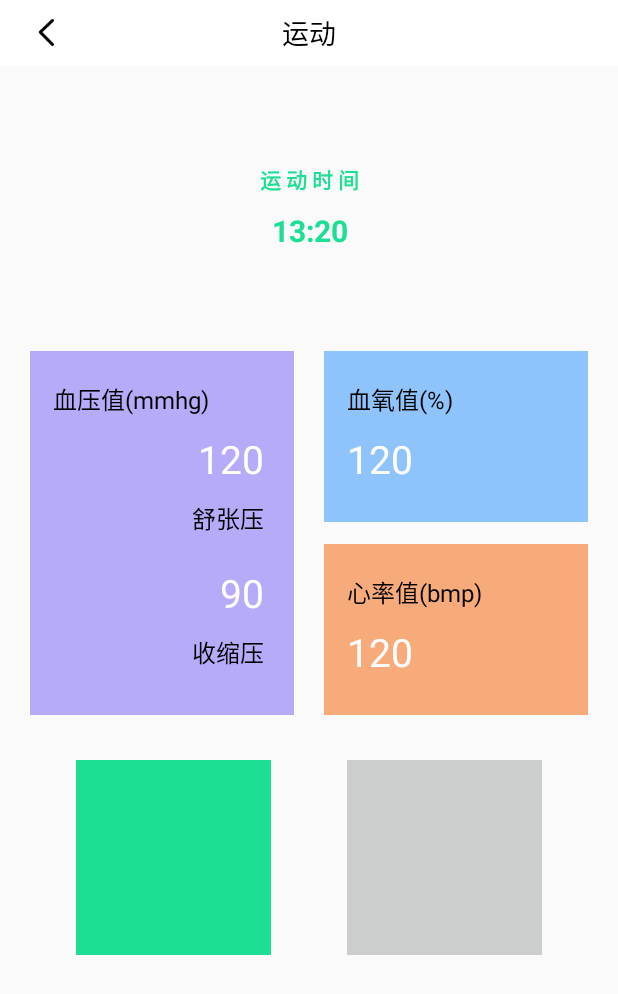
After one commit to xingqinggele/RehabilitationApplication, an Android app: the GoSportsActivity screen opened directly, with no data from a screen before it, on a phone screen of 412 x 824 dp. The commit adds this screen. Shown: the top 994 px of the screen. Run offline under Robolectric (Android 15) with nearby library versions, the phone set to English and light mode, and no system bars; libraries missing offline, so code that uses them is left out: com.gyf.barlibrary, com.lwj.widget; 3 statements that could not run were skipped.

Commit message:
补齐剩余页面--欠 树形图

```diff
--- a/app/src/main/AndroidManifest.xml
+++ b/app/src/main/AndroidManifest.xml
@@ -10,7 +10,7 @@
         android:roundIcon="@mipmap/ic_launcher_round"
         android:supportsRtl="true"
         android:theme="@style/AppTheme">
-        <activity android:name=".activity.SportsIntroductionActivity">
+        <activity android:name=".MainActivity">
             <intent-filter>
                 <action android:name="android.intent.action.MAIN" />
 
@@ -20,6 +20,7 @@
 <!--        知识详情-->
         <activity android:name=".activity.KnowledgeDetailActivity" />
         <activity android:name=".activity.BloodOxygenActivity" />
+        <activity android:name=".activity.GoSportsActivity" />
     </application>
 
 </manifest>
--- /dev/null
+++ b/app/src/main/java/com/example/rehabilitationapplication/persenter/GoSportsPresenter.java
@@ -0,0 +1,14 @@
+package com.example.rehabilitationapplication.persenter;
+
+import com.example.rehabilitationapplication.view.BloodOxygenView;
+import com.example.rehabilitationapplication.view.GoSportsView;
+
+/**
+ * 作者: qgl
+ * 创建日期：2023/12/27
+ * 描述:主页P
+ */
+public class GoSportsPresenter<T extends GoSportsView> extends BasePresenter{
+
+
+}
--- /dev/null
+++ b/app/src/main/java/com/example/rehabilitationapplication/view/GoSportsView.java
@@ -0,0 +1,9 @@
+package com.example.rehabilitationapplication.view;
+
+/**
+ * 作者: qgl
+ * 创建日期：2023/12/27
+ * 描述:主页V
+ */
+public interface GoSportsView extends IBaseView{
+}
--- /dev/null
+++ b/app/src/main/res/drawable/dialog_background_no_padding.xml
@@ -0,0 +1,6 @@
+<?xml version="1.0" encoding="utf-8"?>
+<shape xmlns:android="http://schemas.android.com/apk/res/android"
+    android:shape="rectangle">
+    <solid android:color="@color/white"/>
+    <corners android:radius="10dp"/>
+</shape>
--- /dev/null
+++ b/app/src/main/res/drawable/dialog_bottom_confirm_btn.xml
@@ -0,0 +1,5 @@
+<?xml version="1.0" encoding="utf-8"?>
+<selector xmlns:android="http://schemas.android.com/apk/res/android">
+    <item android:state_pressed="false" android:drawable="@drawable/dialog_bottom_circle_lr"/>
+    <item android:state_pressed="true" android:drawable="@drawable/dialog_bottom_circle_lr_dark"/>
+</selector>
--- /dev/null
+++ b/app/src/main/res/layout/go_sports_activity.xml
@@ -0,0 +1,247 @@
+<?xml version="1.0" encoding="utf-8"?>
+<LinearLayout xmlns:android="http://schemas.android.com/apk/res/android"
+    android:layout_width="match_parent"
+    android:layout_height="match_parent"
+    xmlns:app="http://schemas.android.com/apk/res-auto"
+    android:orientation="vertical">
+
+    <RelativeLayout
+        android:id="@+id/team_query_relative"
+        android:layout_width="match_parent"
+        android:layout_height="44dp"
+        android:background="@color/white">
+
+        <LinearLayout
+            android:id="@+id/iv_back"
+            android:layout_width="wrap_content"
+            android:layout_height="match_parent">
+
+            <ImageView
+                android:layout_width="wrap_content"
+                android:layout_height="wrap_content"
+                android:layout_gravity="center"
+                android:layout_marginLeft="20dp"
+                android:layout_marginRight="25dp"
+                android:padding="5dp"
+                android:src="@mipmap/right_black_return_iv" />
+
+        </LinearLayout>
+
+
+        <TextView
+            android:layout_width="wrap_content"
+            android:layout_height="wrap_content"
+            android:layout_centerHorizontal="true"
+            android:layout_centerVertical="true"
+            android:text="运动"
+            android:textColor="#000"
+            android:textSize="18sp" />
+
+    </RelativeLayout>
+
+    <android.support.constraint.ConstraintLayout
+        android:layout_width="match_parent"
+        android:layout_height="150dp">
+
+        <TextView
+            android:id="@+id/tv1"
+            android:textColor="#1cdf94"
+            android:textStyle="bold"
+            android:textSize="14sp"
+            android:text="运 动 时 间"
+            app:layout_constraintBottom_toBottomOf="parent"
+            app:layout_constraintRight_toRightOf="parent"
+            app:layout_constraintLeft_toLeftOf="parent"
+            app:layout_constraintTop_toTopOf="parent"
+            android:layout_width="wrap_content"
+            android:layout_height="wrap_content"/>
+
+        <TextView
+            android:layout_marginTop="10dp"
+            app:layout_constraintTop_toBottomOf="@+id/tv1"
+            android:id="@+id/sport_time_tv"
+            android:textColor="#1cdf94"
+            android:textStyle="bold"
+            android:textSize="20sp"
+            android:text="13:20"
+            app:layout_constraintRight_toRightOf="@+id/tv1"
+            app:layout_constraintLeft_toLeftOf="@+id/tv1"
+            android:layout_width="wrap_content"
+            android:layout_height="wrap_content"/>
+
+    </android.support.constraint.ConstraintLayout>
+
+    <android.support.constraint.ConstraintLayout
+        android:layout_width="match_parent"
+        android:layout_height="wrap_content"
+        android:layout_marginLeft="20dp"
+        android:layout_marginRight="20dp"
+        android:layout_marginTop="40dp">
+
+        <LinearLayout
+            android:layout_marginRight="10dp"
+            android:id="@+id/line1"
+            android:paddingTop="10dp"
+            android:paddingLeft="15dp"
+            android:paddingRight="20dp"
+            android:background="#b5abf9"
+            app:layout_constraintRight_toLeftOf="@+id/guideline"
+            app:layout_constraintLeft_toLeftOf="parent"
+            app:layout_constraintTop_toTopOf="parent"
+            android:layout_width="0dp"
+            android:layout_height="wrap_content"
+            android:orientation="vertical">
+
+
+
+            <TextView
+                android:layout_marginTop="10dp"
+                android:textColor="#000000"
+                android:textSize="16sp"
+                android:text="血压值(mmhg)"
+                android:layout_width="wrap_content"
+                android:layout_height="wrap_content"/>
+
+            <TextView
+                android:layout_marginTop="10dp"
+                android:layout_gravity="right"
+                android:textColor="@color/white"
+                android:textSize="26sp"
+                android:text="120"
+                android:layout_width="wrap_content"
+                android:layout_height="wrap_content"/>
+
+            <TextView
+                android:layout_marginTop="10dp"
+                android:layout_gravity="right"
+                android:textColor="#000000"
+                android:textSize="16sp"
+                android:text="舒张压"
+                android:layout_width="wrap_content"
+                android:layout_height="wrap_content"/>
+
+            <TextView
+                android:layout_marginTop="20dp"
+                android:layout_gravity="right"
+                android:textColor="@color/white"
+                android:textSize="26sp"
+                android:text="90"
+                android:layout_width="wrap_content"
+                android:layout_height="wrap_content"/>
+
+            <TextView
+                android:layout_marginBottom="30dp"
+                android:layout_marginTop="10dp"
+                android:layout_gravity="right"
+                android:textColor="#000000"
+                android:textSize="16sp"
+                android:text="收缩压"
+                android:layout_width="wrap_content"
+                android:layout_height="wrap_content"/>
+
+        </LinearLayout>
+
+        <android.support.constraint.Guideline
+            app:layout_constraintTop_toTopOf="parent"
+            android:id="@+id/guideline"
+            android:layout_width="wrap_content"
+            android:layout_height="wrap_content"
+            android:orientation="vertical"
+            app:layout_constraintGuide_percent="0.5" />
+
+        <LinearLayout
+            android:paddingTop="10dp"
+            android:paddingLeft="15dp"
+            android:paddingRight="20dp"
+            android:orientation="vertical"
+            android:id="@+id/line2"
+            android:layout_marginLeft="10dp"
+            app:layout_constraintRight_toRightOf="parent"
+            app:layout_constraintLeft_toRightOf="@+id/guideline"
+            app:layout_constraintTop_toTopOf="@+id/line1"
+            app:layout_constraintHeight_percent="0.47"
+            android:layout_width="0dp"
+            android:layout_height="0dp"
+            android:background="#8ec3fb">
+
+            <TextView
+                android:layout_marginTop="10dp"
+                android:textColor="#000000"
+                android:textSize="16sp"
+                android:text="血氧值(%)"
+                android:layout_width="wrap_content"
+                android:layout_height="wrap_content"/>
+
+
+            <TextView
+                android:layout_marginTop="10dp"
+                android:textColor="@color/white"
+                android:textSize="26sp"
+                android:text="120"
+                android:layout_width="wrap_content"
+                android:layout_height="wrap_content"/>
+
+        </LinearLayout>
+
+        <LinearLayout
+            android:paddingTop="10dp"
+            android:paddingLeft="15dp"
+            android:paddingRight="20dp"
+            android:orientation="vertical"
+            android:layout_marginLeft="10dp"
+            app:layout_constraintRight_toRightOf="parent"
+            app:layout_constraintLeft_toRightOf="@+id/guideline"
+            app:layout_constraintHeight_percent="0.47"
+            app:layout_constraintBottom_toBottomOf="parent"
+            android:layout_width="0dp"
+            android:layout_height="0dp"
+            android:background="#f7ab7a">
+
+            <TextView
+                android:layout_marginTop="10dp"
+                android:textColor="#000000"
+                android:textSize="16sp"
+                android:text="心率值(bmp)"
+                android:layout_width="wrap_content"
+                android:layout_height="wrap_content"/>
+
+
+            <TextView
+                android:layout_marginTop="10dp"
+                android:textColor="@color/white"
+                android:textSize="26sp"
+                android:text="120"
+                android:layout_width="wrap_content"
+                android:layout_height="wrap_content"/>
+
+        </LinearLayout>
+
+
+    </android.support.constraint.ConstraintLayout>
+
+    <LinearLayout
+        android:layout_marginTop="30dp"
+        android:gravity="center"
+        android:layout_marginLeft="20dp"
+        android:layout_marginRight="20dp"
+        android:layout_width="match_parent"
+        android:layout_height="wrap_content">
+
+        <ImageView
+            android:layout_marginRight="25dp"
+            android:background="#1cdf94"
+            android:layout_width="130dp"
+            android:layout_height="130dp"/>
+
+        <ImageView
+            android:layout_marginLeft="25dp"
+            android:background="#cccecd"
+            android:layout_width="130dp"
+            android:layout_height="130dp"/>
+
+
+    </LinearLayout>
+
+
+
+</LinearLayout>
```
Also changed, not shown: app/src/main/java/com/example/rehabilitationapplication/activity/GoSportsActivity.java (added, +107 -0 lines), app/src/main/java/com/example/rehabilitationapplication/fragment/MovementFragment.java (+18 -1 lines), app/src/main/java/com/example/rehabilitationapplication/myview/CustomDialog.java (added, +89 -0 lines), app/src/main/res/drawable/dialog_bottom_circle_lr.xml (added, +13 -0 lines), app/src/main/res/drawable/dialog_bottom_circle_lr_dark.xml (added, +13 -0 lines), app/src/main/res/drawable/dialog_top_circle_lr.xml (added, +9 -0 lines), app/src/main/res/layout/dialog_content.xml (added, +75 -0 lines), app/src/main/res/layout/dialog_content1.xml (added, +59 -0 lines), app/src/main/res/layout/group.xml (added, +9 -0 lines), app/src/main/res/layout/movement_fragment.xml (+4 -4 lines), app/src/main/res/values/style.xml (+27 -0 lines).
